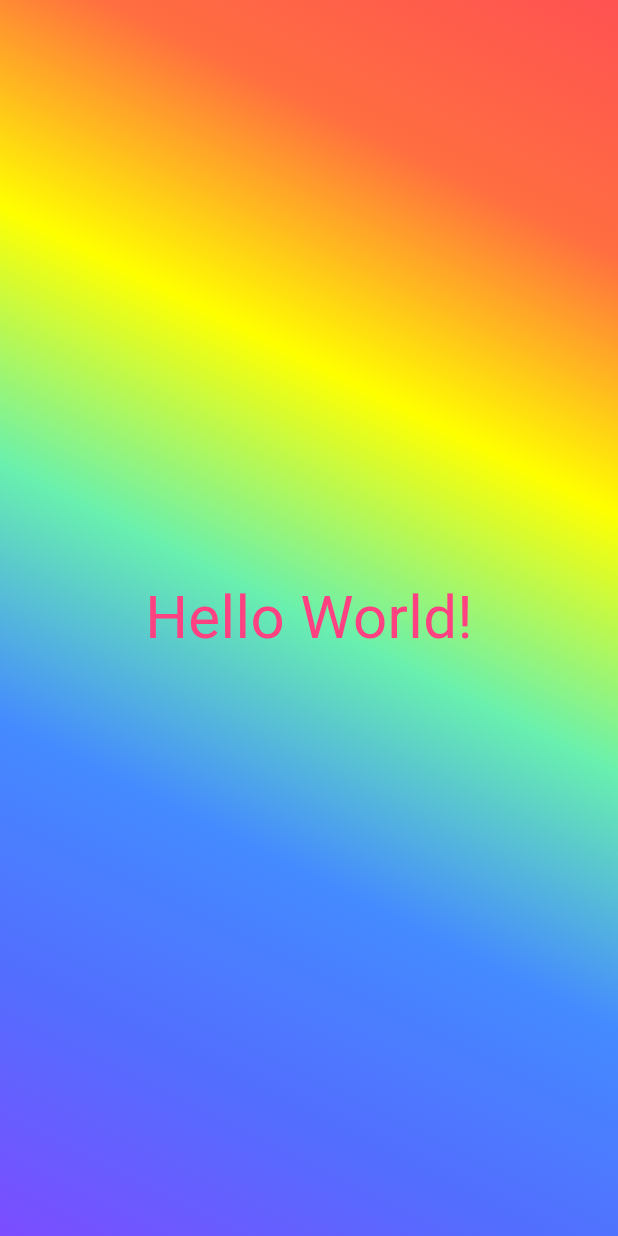
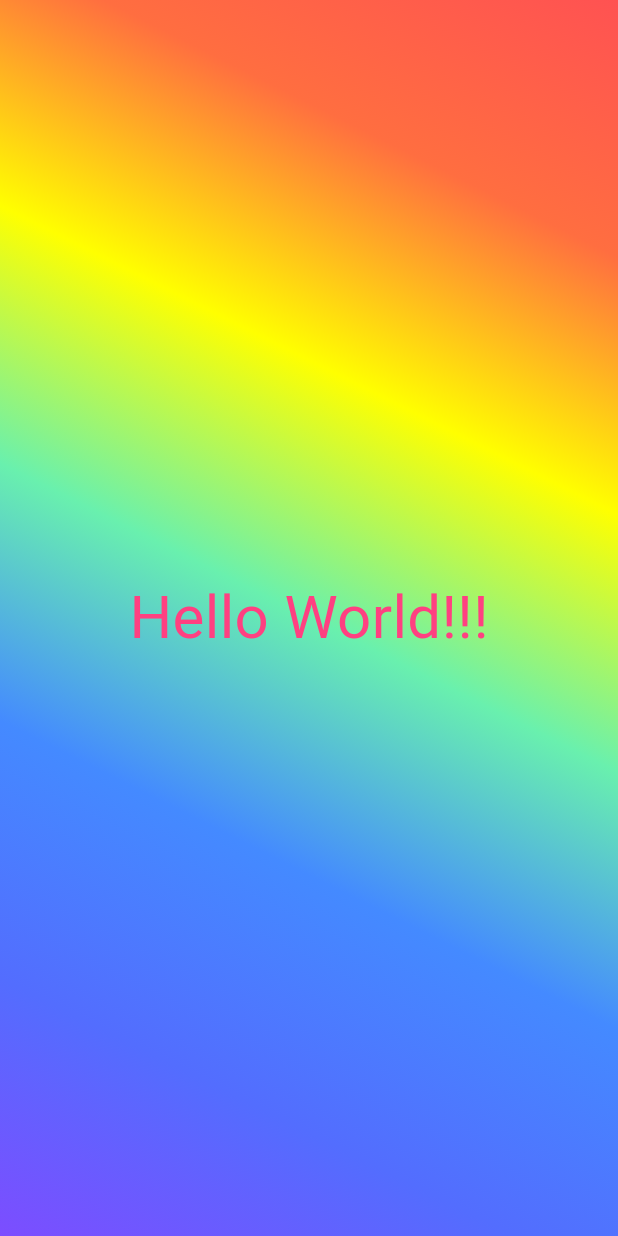
Before and after one commit to balayogigmcs/Dart, a Flutter app: the screen it shows after launch, on a phone screen of 412 x 824 dp. Run offline on Flutter 3.47's test engine with Material 3 defaults, Android fonts, the light colour scheme and no system bars.

Commit message:
classes exploration

```diff
--- a/lib/gradient_container.dart
+++ b/lib/gradient_container.dart
@@ -1,33 +1,27 @@
 import 'package:flutter/material.dart';
 import 'package:fp1/styled_text.dart';
 
-var startAlignment = Alignment.bottomLeft;
-var endAlignment = Alignment.topRight;
+const startAlignment = Alignment.bottomLeft;
+const endAlignment = Alignment.topRight;
 
 class GradientContainer extends StatelessWidget {
   // ignore: use_super_parameters
   //const GradientContainer({key}) : super(key: key);
-  const GradientContainer({super.key});
+  const GradientContainer({super.key, required this.colors});
+
+  final List<Color> colors;
   @override
   Widget build(BuildContext context) {
     return Container(
       decoration: BoxDecoration(
         gradient: LinearGradient(
-          colors: const [
-            Colors.deepPurpleAccent,
-            Colors.indigoAccent,
-            Colors.blueAccent,
-            Colors.greenAccent,
-            Colors.yellowAccent,
-            Colors.deepOrangeAccent,
-            Colors.redAccent
-          ],
+          colors:  colors,
           begin: startAlignment,
           end: endAlignment,
         ),
       ),
       child: const Center(
-        child: StyledText(),
+        child: StyledText('Hello World!!!'),
       ),
     );
   }
--- a/lib/main.dart
+++ b/lib/main.dart
@@ -5,7 +5,15 @@
   runApp(
     const MaterialApp(
       home: Scaffold(
-        body: GradientContainer(),
+        body: GradientContainer(colors :[
+            Colors.deepPurpleAccent,
+            Colors.indigoAccent,
+            Colors.blueAccent,
+            Colors.greenAccent,
+            Colors.yellowAccent,
+            Colors.deepOrangeAccent,
+            Colors.redAccent
+          ]),
       ),
     ),
   );
--- a/lib/styled_text.dart
+++ b/lib/styled_text.dart
@@ -1,14 +1,19 @@
 import 'package:flutter/material.dart';
 
-class StyledText extends StatelessWidget{
-  const StyledText({super.key});
+class StyledText extends StatelessWidget {
+ const StyledText(this.text, {super.key});
   //const StyledText({key}): super(key:key);
 
+  final String text;
+
   @override
-  Widget build(BuildContext context){
-    return const Text(
-          "Hello World!",
-          style: TextStyle(color: Colors.pinkAccent, fontSize: 40),
-        );
+  Widget build(BuildContext context) {
+    return Text(
+      text,
+      style:const TextStyle(
+        color: Colors.pinkAccent,
+        fontSize: 40,
+      ),
+    );
   }
 }
--- a/pubspec.yaml
+++ b/pubspec.yaml
@@ -60,6 +60,12 @@ flutter:
 
   # To add assets to your application, add an assets section, like this:
   # assets:
+     - assets/images/dice-1.png
+     - assets/images/dice-2.png
+     - assets/images/dice-3.png
+     - assets/images/dice-4.png
+     - assets/images/dice-5.png
+     - assets/images/dice-6.png
   #   - images/a_dot_burr.jpeg
   #   - images/a_dot_ham.jpeg
 
```
Also changed, not shown: assets/images/dice-1.png (added), assets/images/dice-2.png (added), assets/images/dice-3.png (added), assets/images/dice-4.png (added), assets/images/dice-5.png (added), assets/images/dice-6.png (added).
